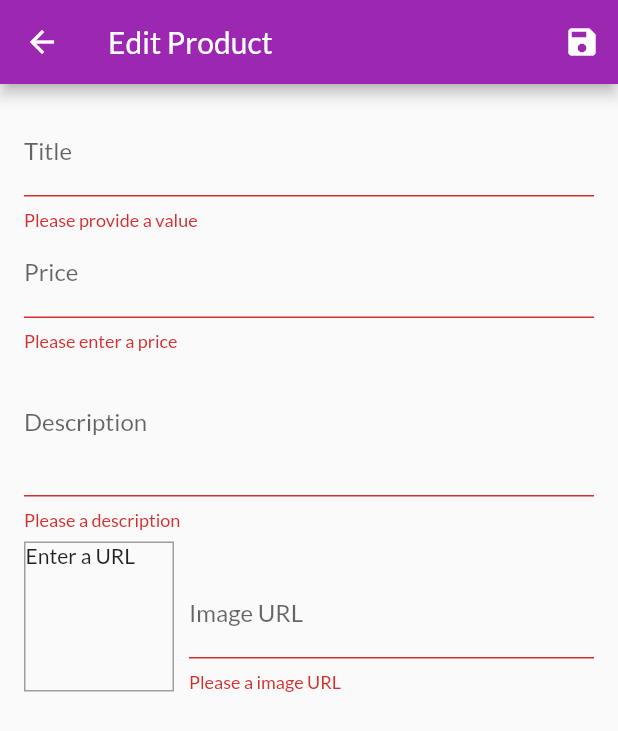
After one commit to bookmountain/flutter-shop, a Flutter app: the EditProductScreen screen opened by its route, after a tap on the "save" icon, on a phone screen of 412 x 824 dp. The commit adds this screen. Shown: the top 731 px of the screen. Run offline on Flutter 3.47's test engine with Material 2 defaults, Android fonts, the phone set to English and light mode, and no system bars; network calls fail.

Commit message:
Update: update product function done

```diff
--- a/lib/main.dart
+++ b/lib/main.dart
@@ -3,7 +3,9 @@
 import 'package:state_management/providers/cart.dart';
 import 'package:state_management/providers/orders.dart';
 import 'package:state_management/screens/cart_screen.dart';
+import 'package:state_management/screens/edit_product_screen.dart';
 import 'package:state_management/screens/orders_screen.dart';
+import 'package:state_management/screens/user_product_screen.dart';
 import './screens/produts_overview_screen.dart';
 import './screens/product_detail_screen.dart';
 import './providers/products_provider.dart';
@@ -33,7 +35,9 @@
         routes: {
           ProductDetailScreen.routeName: (ctx) => ProductDetailScreen(),
           CartScreen.routeName: (ctx) => CartScreen(),
-          OrdersScreen.routeName: (ctx) => OrdersScreen()
+          OrdersScreen.routeName: (ctx) => OrdersScreen(),
+          UserProductScreen.routeName: (ctx) => UserProductScreen(),
+          EditProductScreen.routeName: (ctx) => EditProductScreen(),
         },
       ),
     );
--- a/lib/providers/products_provider.dart
+++ b/lib/providers/products_provider.dart
@@ -54,8 +54,30 @@
     return _items.firstWhere((element) => element.id == id);
   }
 
-  void addProduct() {
-    // _items.add(value);
+  void addProduct(Product product) {
+    final newProduct = Product(
+        id: DateTime.now().toString(),
+        title: product.title,
+        price: product.price,
+        description: product.description,
+        imageUrl: product.imageUrl);
+
+    _items.add(newProduct);
+    notifyListeners();
+  }
+
+  void updateProduct(String id, Product newProduct) {
+    final prodIndex = _items.indexWhere((prod) => prod.id == id);
+    if (prodIndex >= 0) {
+      _items[prodIndex] = newProduct;
+      notifyListeners();
+    } else {
+      print('...');
+    }
+  }
+
+  void deleteProduct(String id) {
+    _items.removeWhere((prod) => prod.id == id);
     notifyListeners();
   }
 
--- /dev/null
+++ b/lib/screens/edit_product_screen.dart
@@ -0,0 +1,245 @@
+import 'package:flutter/material.dart';
+import 'package:provider/provider.dart';
+import 'package:state_management/models/product.dart';
+import 'package:state_management/providers/products_provider.dart';
+
+class EditProductScreen extends StatefulWidget {
+  static const routeName = '/edit-product';
+
+  @override
+  _EditProductScreenState createState() => _EditProductScreenState();
+}
+
+class _EditProductScreenState extends State<EditProductScreen> {
+  final _priceFocusNode = FocusNode();
+  final _descriptionFocusNode = FocusNode();
+  final _imageUrlController = TextEditingController();
+  final _imageUrlFocusNode = FocusNode();
+  final _form = GlobalKey<FormState>();
+  var _editedProduct =
+      Product(id: '', title: '', price: 0, description: '', imageUrl: '');
+
+  var _initValue = {
+    'title': '',
+    'description': '',
+    'price': '',
+    'imageUrl': ''
+  };
+  var _isInit = true;
+
+  @override
+  void initState() {
+    _imageUrlFocusNode.addListener(_updateImageUrl);
+    super.initState();
+  }
+
+  @override
+  void didChangeDependencies() {
+    if (_isInit) {
+      final productId = ModalRoute.of(context)!.settings.arguments;
+      if (productId != null) {
+        final product =
+            Provider.of<Products>(context).findById(productId as String);
+        _editedProduct = product;
+        _initValue = {
+          'title': _editedProduct.title,
+          'description': _editedProduct.description,
+          'price': _editedProduct.price.toString(),
+          // 'imageUrl': _editedProduct.imageUrl
+          'imageUrl': ''
+        };
+        _imageUrlController.text = _editedProduct.imageUrl;
+      }
+    }
+    _isInit = false;
+    super.didChangeDependencies();
+  }
+
+  void _updateImageUrl() {
+    if (!_imageUrlFocusNode.hasFocus) {
+      setState(() {});
+    }
+  }
+
+  @override
+  void dispose() {
+    _imageUrlFocusNode.removeListener(_updateImageUrl);
+    _priceFocusNode.dispose();
+    _priceFocusNode.dispose();
+    _imageUrlController.dispose();
+    _imageUrlFocusNode.dispose();
+    super.dispose();
+  }
+
+  void _saveForm() {
+    final isValid = _form.currentState!.validate();
+    if (!isValid) {
+      return;
+    }
+    _form.currentState!.save();
+    if (_editedProduct.id != '') {
+      Provider.of<Products>(context, listen: false)
+          .updateProduct(_editedProduct.id, _editedProduct);
+    } else {
+      Provider.of<Products>(context, listen: false).addProduct(_editedProduct);
+    }
+
+    Navigator.of(context).pop();
+  }
+
+  @override
+  Widget build(BuildContext context) {
+    return Scaffold(
+      appBar: AppBar(
+        title: Text('Edit Product'),
+        actions: [IconButton(onPressed: _saveForm, icon: Icon(Icons.save))],
+      ),
+      body: Padding(
+        padding: const EdgeInsets.all(16.0),
+        child: Form(
+          key: _form,
+          child: ListView(
+            children: [
+              TextFormField(
+                initialValue: _initValue['title'],
+                decoration: InputDecoration(labelText: 'Title'),
+                textInputAction: TextInputAction.next,
+                onFieldSubmitted: (value) {
+                  FocusScope.of(context).requestFocus(_priceFocusNode);
+                },
+                onSaved: (value) {
+                  if (value != null) {
+                    _editedProduct = Product(
+                        title: value,
+                        price: _editedProduct.price,
+                        description: _editedProduct.description,
+                        imageUrl: _editedProduct.imageUrl,
+                        id: _editedProduct.id,
+                        isFavorite: _editedProduct.isFavorite);
+                  }
+                },
+                validator: (value) {
+                  if (value!.isEmpty) {
+                    return 'Please provide a value';
+                  }
+                  return null;
+                },
+              ),
+              TextFormField(
+                initialValue: _initValue['price'],
+                decoration: InputDecoration(labelText: 'Price'),
+                textInputAction: TextInputAction.next,
+                keyboardType: TextInputType.number,
+                focusNode: _priceFocusNode,
+                onSaved: (value) {
+                  if (value != null) {
+                    _editedProduct = Product(
+                        title: _editedProduct.title,
+                        price: double.parse(value),
+                        description: _editedProduct.description,
+                        imageUrl: _editedProduct.imageUrl,
+                        id: _editedProduct.id,
+                        isFavorite: _editedProduct.isFavorite);
+                  }
+                },
+                validator: (value) {
+                  if (value!.isEmpty) {
+                    return 'Please enter a price';
+                  }
+                  if (double.tryParse(value) == null) {
+                    return 'Please enter a valid number';
+                  }
+                  if (double.parse(value) <= 0) {
+                    return 'Please enter a value greater than 0';
+                  }
+                  return null;
+                },
+              ),
+              TextFormField(
+                initialValue: _initValue['description'],
+                decoration: InputDecoration(labelText: 'Description'),
+                maxLines: 3,
+                keyboardType: TextInputType.multiline,
+                focusNode: _descriptionFocusNode,
+                onSaved: (value) {
+                  if (value != null) {
+                    _editedProduct = Product(
+                        title: _editedProduct.title,
+                        price: _editedProduct.price,
+                        description: value,
+                        imageUrl: _editedProduct.imageUrl,
+                        id: _editedProduct.id,
+                        isFavorite: _editedProduct.isFavorite);
+                  }
+                },
+                validator: (value) {
+                  if (value!.isEmpty) {
+                    return 'Please a description';
+                  }
+                  if (value.length < 10) {
+                    return 'Should be at least 10 characters long';
+                  }
+                  return null;
+                },
+              ),
+              Row(
+                crossAxisAlignment: CrossAxisAlignment.end,
+                children: [
+                  Container(
+                      width: 100,
+                      height: 100,
+                      margin: EdgeInsets.only(top: 8, right: 10),
+                      decoration: BoxDecoration(
+                          border: Border.all(width: 1, color: Colors.grey)),
+                      child: _imageUrlController.text.isEmpty
+                          ? Text('Enter a URL')
+                          : FittedBox(
+                              child: Image.network(_imageUrlController.text),
+                              fit: BoxFit.contain,
+                            )),
+                  Expanded(
+                    child: TextFormField(
+                      decoration: InputDecoration(labelText: 'Image URL'),
+                      keyboardType: TextInputType.url,
+                      textInputAction: TextInputAction.done,
+                      controller: _imageUrlController,
+                      focusNode: _imageUrlFocusNode,
+                      onFieldSubmitted: (_) {
+                        _saveForm();
+                      },
+                      onSaved: (value) {
+                        if (value != null) {
+                          _editedProduct = Product(
+                              title: _editedProduct.title,
+                              price: _editedProduct.price,
+                              description: _editedProduct.description,
+                              imageUrl: value,
+                              id: _editedProduct.id,
+                              isFavorite: _editedProduct.isFavorite);
+                        }
+                      },
+                      validator: (value) {
+                        if (value!.isEmpty) {
+                          return 'Please a image URL';
+                        }
+                        if (!value.startsWith('http') &&
+                            !value.startsWith('https')) {
+                          return 'Please enter a valid URL';
+                        }
+                        if (!value.endsWith('.png') &&
+                            !value.endsWith('.jpg')) {
+                          return 'Please enter a valid image URL';
+                        }
+                        return null;
+                      },
+                    ),
+                  )
+                ],
+              )
+            ],
+          ),
+        ),
+      ),
+    );
+  }
+}
--- a/lib/widgets/app_drawer.dart
+++ b/lib/widgets/app_drawer.dart
@@ -1,5 +1,6 @@
 import 'package:flutter/material.dart';
 import 'package:state_management/screens/orders_screen.dart';
+import 'package:state_management/screens/user_product_screen.dart';
 
 class AppDrawer extends StatelessWidget {
   @override
@@ -27,6 +28,15 @@
               Navigator.of(context)
                   .pushReplacementNamed(OrdersScreen.routeName);
             },
+          ),
+          Divider(),
+          ListTile(
+            leading: Icon(Icons.edit),
+            title: Text('Manage Products'),
+            onTap: () {
+              Navigator.of(context)
+                  .pushReplacementNamed(UserProductScreen.routeName);
+            },
           )
         ],
       ),
```
Also changed, not shown: lib/providers/cart.dart (+19 -0 lines), lib/screens/user_product_screen.dart (added, +43 -0 lines), lib/widgets/cart_item.dart (+20 -0 lines), lib/widgets/product_item.dart (+14 -0 lines), lib/widgets/user_product_item.dart (added, +44 -0 lines).
